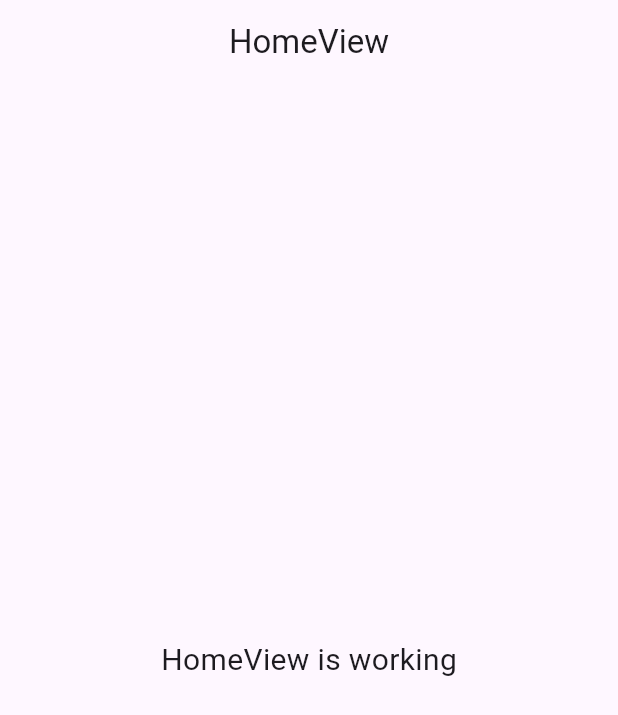
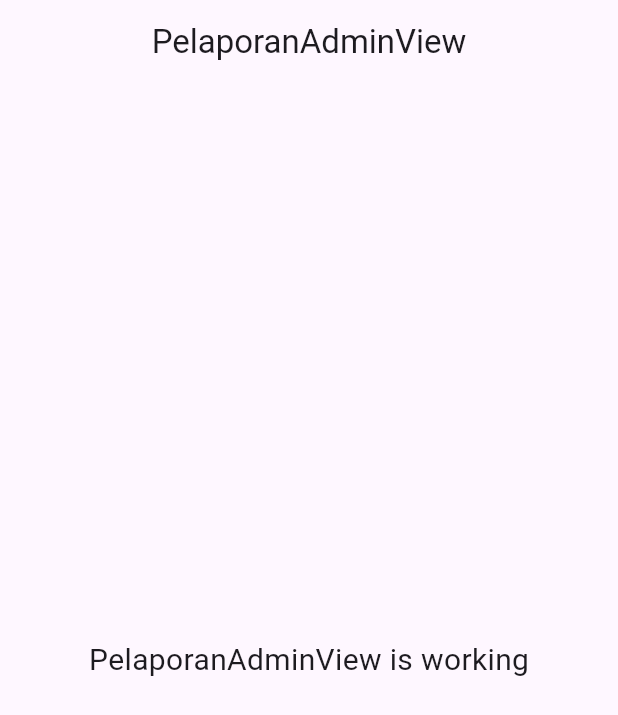
Before and after one commit to YusrilMaqoshidana/aduan-masyarakat, a Flutter app: the screen it shows after launch, on a phone screen of 412 x 824 dp. Shown: the top 715 px of the screen. Run offline on Flutter 3.47's test engine with Material 3 defaults, Android fonts, the phone set to English and light mode, and no system bars; our stand-ins replace get.

Commit message:
fix: pelaporan_admin

```diff
--- /dev/null
+++ b/lib/app/modules/pelaporan_admin/views/pelaporan_admin_view.dart
@@ -0,0 +1,24 @@
+import 'package:flutter/material.dart';
+
+import 'package:get/get.dart';
+
+import '../controllers/pelaporan_admin_controller.dart';
+
+class PelaporanAdminView extends GetView<PelaporanAdminController> {
+  const PelaporanAdminView({Key? key}) : super(key: key);
+  @override
+  Widget build(BuildContext context) {
+    return Scaffold(
+      appBar: AppBar(
+        title: const Text('PelaporanAdminView'),
+        centerTitle: true,
+      ),
+      body: const Center(
+        child: Text(
+          'PelaporanAdminView is working',
+          style: TextStyle(fontSize: 20),
+        ),
+      ),
+    );
+  }
+}
--- a/lib/app/routes/app_pages.dart
+++ b/lib/app/routes/app_pages.dart
@@ -1,20 +1,19 @@
 import 'package:get/get.dart';
-
-import '../modules/home/bindings/home_binding.dart';
-import '../modules/home/views/home_view.dart';
+import '../modules/pelaporan_admin/bindings/pelaporan_admin_binding.dart';
+import '../modules/pelaporan_admin/views/pelaporan_admin_view.dart';
 
 part 'app_routes.dart';
 
 class AppPages {
   AppPages._();
 
-  static const INITIAL = Routes.HOME;
+  static const INITIAL = Routes.PELAPORAN_ADMIN;
 
   static final routes = [
     GetPage(
-      name: _Paths.HOME,
-      page: () => const HomeView(),
-      binding: HomeBinding(),
+      name: _Paths.PELAPORAN_ADMIN,
+      page: () => const PelaporanAdminView(),
+      binding: PelaporanAdminBinding(),
     ),
   ];
 }
--- a/lib/app/routes/app_routes.dart
+++ b/lib/app/routes/app_routes.dart
@@ -3,10 +3,10 @@ part of 'app_pages.dart';
 
 abstract class Routes {
   Routes._();
-  static const HOME = _Paths.HOME;
+  static const PELAPORAN_ADMIN = _Paths.PELAPORAN_ADMIN;
 }
 
 abstract class _Paths {
   _Paths._();
-  static const HOME = '/home';
+  static const PELAPORAN_ADMIN = '/pelaporan-admin';
 }
--- a/lib/main.dart
+++ b/lib/main.dart
@@ -7,6 +7,7 @@ import 'app/routes/app_pages.dart';
 void main() {
   runApp(
     GetMaterialApp(
+      debugShowCheckedModeBanner: false,
       title: "Application",
       initialRoute: AppPages.INITIAL,
       getPages: AppPages.routes,
--- a/pubspec.yaml
+++ b/pubspec.yaml
@@ -3,7 +3,7 @@ version: 1.0.0+1
 publish_to: none
 description: A new Flutter project.
 environment:
-  sdk: '>=3.3.4 <4.0.0'
+  sdk: '>=3.2.0 <4.0.0'
 
 dependencies:
   cupertino_icons: ^1.0.6
```
Also changed, not shown: lib/app/modules/pelaporan_admin/bindings/pelaporan_admin_binding.dart (added, +12 -0 lines), lib/app/modules/pelaporan_admin/controllers/pelaporan_admin_controller.dart (added, +23 -0 lines), pubspec.lock.
